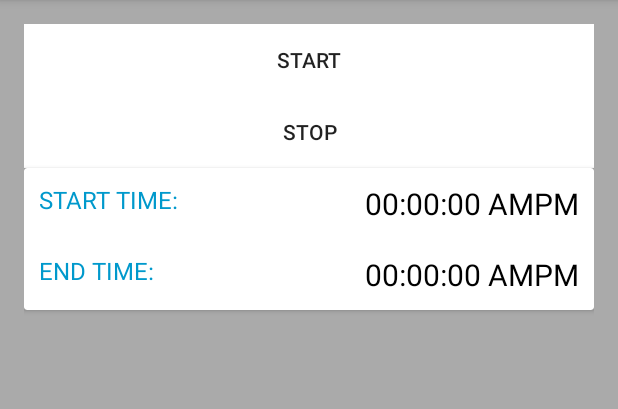
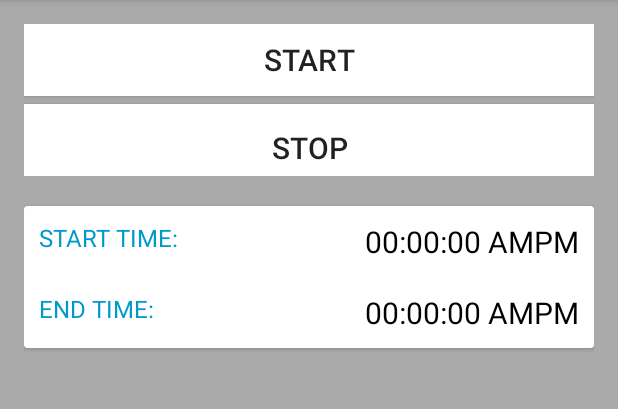
Before and after one commit to strangerloops/pavement_android, an Android app: the screen it shows after launch (MainActivity), on a phone screen of 412 x 824 dp, the part 84-493 px from its top. Run offline under Robolectric (Android 15) with nearby library versions, the phone set to English and light mode, and no system bars.

Commit message:
Update - Start/Stop page layout changes.

```diff
--- a/app/src/main/res/layout/activity_main.xml
+++ b/app/src/main/res/layout/activity_main.xml
@@ -1,4 +1,4 @@
-<LinearLayout xmlns:android="http://schemas.android.com/apk/res/android"
+<RelativeLayout xmlns:android="http://schemas.android.com/apk/res/android"
                 xmlns:tools="http://schemas.android.com/tools"
                 android:layout_width="match_parent"
                 android:layout_height="match_parent"
@@ -10,32 +10,41 @@
                 android:paddingTop="@dimen/activity_vertical_margin"
                 tools:context=".MainActivity">
 
-    <LinearLayout
+    <RelativeLayout
+        android:id="@+id/start_stop_button_container"
         android:layout_width="match_parent"
         android:layout_height="wrap_content"
+        android:layout_alignParentTop="true"
         android:orientation="vertical">
 
         <Button
             android:id="@+id/start_btn"
             android:layout_width="match_parent"
             android:layout_height="wrap_content"
+            android:layout_alignParentTop="true"
             android:background="@android:color/white"
-            android:text="@string/start_txt"/>
+            android:text="@string/start_txt"
+            android:textSize="20sp"/>
 
         <Button
             android:id="@+id/stop_btn"
             android:layout_width="match_parent"
             android:layout_height="wrap_content"
+            android:layout_below="@id/start_btn"
+            android:layout_marginTop="5dp"
             android:background="@android:color/white"
-            android:text="@string/stop_txt"/>
-    </LinearLayout>
+            android:paddingTop="10dp"
+            android:text="@string/stop_txt"
+            android:textSize="20sp"/>
+    </RelativeLayout>
 
     <android.support.v7.widget.CardView
         xmlns:android="http://schemas.android.com/apk/res/android"
         android:layout_width="match_parent"
         android:layout_height="wrap_content"
-        android:background="@android:color/white"
-        android:padding="10dp">
+        android:layout_below="@id/start_stop_button_container"
+        android:layout_marginTop="20dp"
+        android:background="@android:color/white">
 
         <LinearLayout
             android:layout_width="match_parent"
@@ -102,4 +111,4 @@
 
     </android.support.v7.widget.CardView>
 
-</LinearLayout>
+</RelativeLayout>
```
Lines whose indentation alone changed are shown as unchanged.
